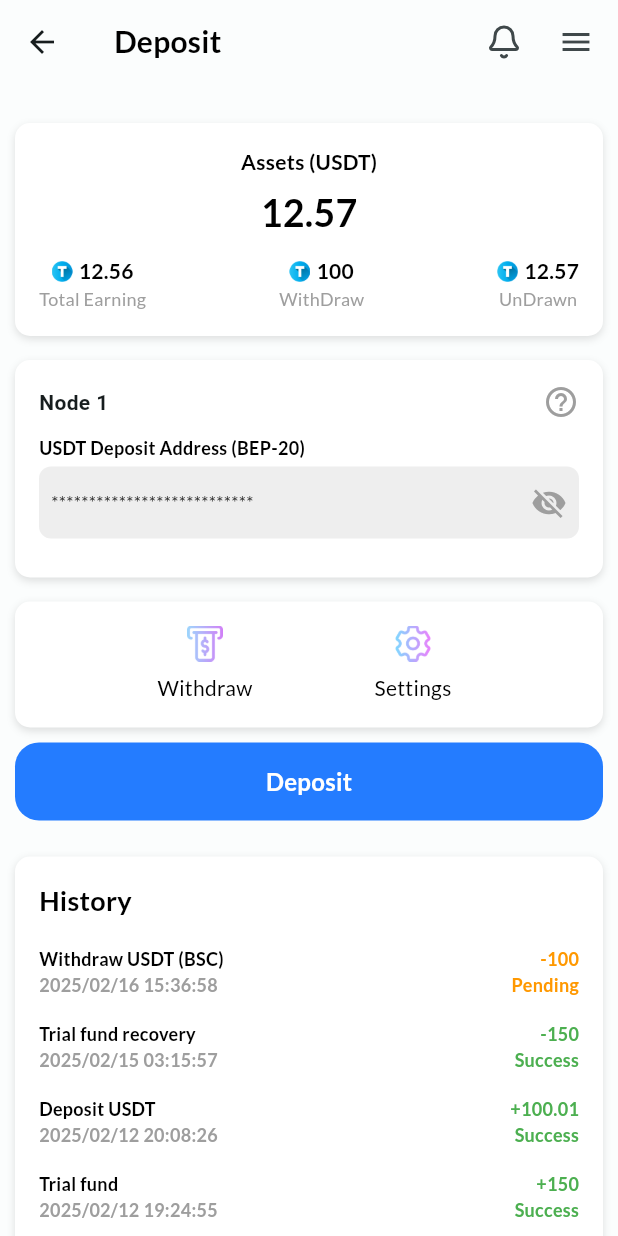
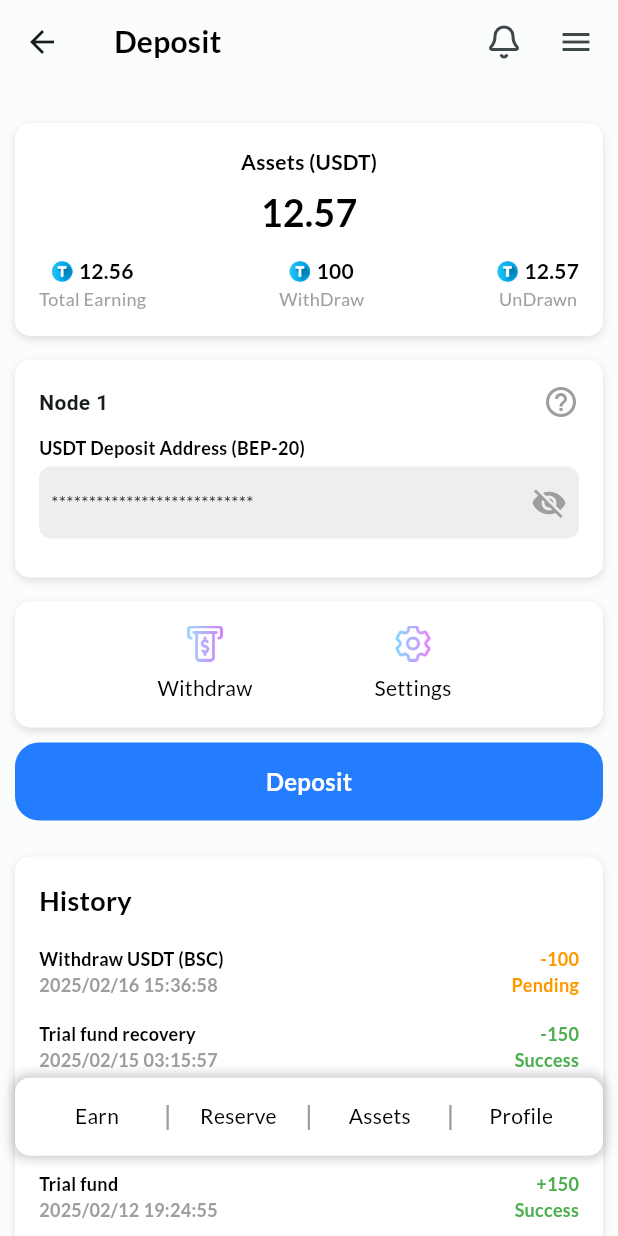
Before and after one commit to Sukhmeetsingh306/NFT_Trading, a Flutter app: the AssetsScreen screen opened directly, on a phone screen of 412 x 824 dp. Run offline on Flutter 3.47's test engine with Material 3 defaults, Android fonts, the phone set to English and light mode, and no system bars; our stand-ins replace google_fonts, intl_phone_field, lucide_icons, shared_preferences; accounts and stored records are empty.

Commit message:
created the floating row

```diff
--- a/frontend/lib/screens/assets_screen.dart
+++ b/frontend/lib/screens/assets_screen.dart
@@ -4,6 +4,7 @@ import 'package:frontend/utils/space_utils.dart';
 import '../core/background_core.dart';
 import '../utils/buttons/signup_button.dart';
 import '../utils/code/appbar_code.dart';
+import '../utils/code/floating_code.dart';
 import '../utils/navigation_utils.dart';
 import '../utils/text_utils.dart';
 import 'account/dashboard_account.dart';
@@ -23,7 +24,9 @@ class _AssetsScreenState extends State<AssetsScreen> {
     return Scaffold(
       appBar: appBarCode("Deposit"),
       endDrawer: endDrawer(context),
-      body: Background(
+      body: Stack(
+        children: [
+          Background(
             child: SafeArea(
               child: SingleChildScrollView(
                 child: Padding(
@@ -83,9 +86,11 @@ class _AssetsScreenState extends State<AssetsScreen> {
                         Column(
                           children: [
                             Padding(
-                          padding: const EdgeInsets.symmetric(horizontal: 12.0),
+                              padding:
+                                  const EdgeInsets.symmetric(horizontal: 12.0),
                               child: Row(
-                            mainAxisAlignment: MainAxisAlignment.spaceEvenly,
+                                mainAxisAlignment:
+                                    MainAxisAlignment.spaceEvenly,
                                 children: [
                                   // teamColumnImage(
                                   //   'assets/icons/deposits.png',
@@ -120,6 +125,9 @@ class _AssetsScreenState extends State<AssetsScreen> {
                 ),
               ),
             ),
+          ),
+          floatingRowCode(context),
+        ],
       ),
     );
   }
--- /dev/null
+++ b/frontend/lib/utils/code/floating_code.dart
@@ -0,0 +1,90 @@
+import 'package:flutter/material.dart';
+import 'package:frontend/screens/account/dashboard_account.dart';
+import 'package:frontend/screens/account/reserve_account.dart';
+import 'package:frontend/screens/assets_screen.dart';
+import 'package:frontend/utils/navigation_utils.dart';
+
+import '../text_utils.dart';
+
+Widget floatingRowCode(BuildContext context) {
+  return Positioned(
+    bottom: MediaQuery.of(context).size.height * .065,
+    left: 10,
+    right: 10,
+    child: Container(
+      padding: const EdgeInsets.symmetric(horizontal: 10, vertical: 2),
+      decoration: BoxDecoration(
+        color: Colors.white,
+        borderRadius: BorderRadius.circular(10),
+        boxShadow: [
+          BoxShadow(
+            color: Colors.black.withValues(alpha: 0.2),
+            blurRadius: 5,
+            spreadRadius: 2,
+          ),
+        ],
+      ),
+      child: Row(
+        mainAxisAlignment: MainAxisAlignment.spaceEvenly,
+        children: [
+          _customButton(
+            "Earn",
+            onPressed: () {
+              materialRouteNavigator(
+                context,
+                ReserveAccount(),
+              );
+            },
+          ),
+          _separator(),
+          _customButton(
+            "Reserve",
+            onPressed: () {
+              materialRouteNavigator(
+                context,
+                ReserveAccount(),
+              );
+            },
+          ),
+          _separator(),
+          _customButton(
+            "Assets",
+            onPressed: () {
+              materialRouteNavigatorRep(
+                context,
+                AssetsScreen(),
+              );
+            },
+          ),
+          _separator(),
+          _customButton(
+            "Profile",
+            onPressed: () {
+              pushAndRemoveUntil(
+                context,
+                DashboardAccount(),
+              );
+            },
+          ),
+        ],
+      ),
+    ),
+  );
+}
+
+Widget _customButton(String text, {GestureTapCallback? onPressed}) {
+  return Expanded(
+    child: TextButton(
+      onPressed: onPressed,
+      child: googleText(text, fontSize: 14, fontWeight: FontWeight.normal),
+    ),
+  );
+}
+
+Widget _separator() {
+  return Text(
+    "|",
+    style: TextStyle(
+        fontSize: 20, fontWeight: FontWeight.normal, color: Colors.grey),
+  );
+}
```
Lines whose indentation alone changed are shown as unchanged.
